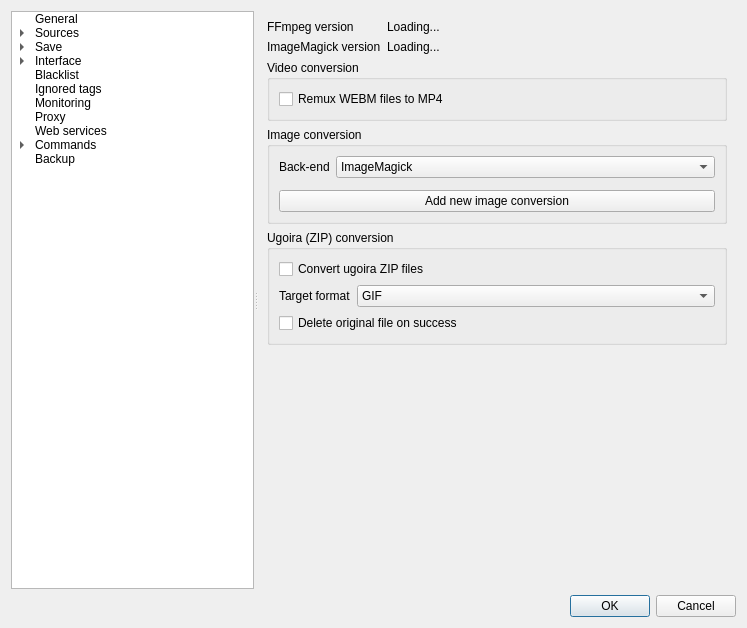
Before: the Qt Designer form src/gui/src/settings/options-window.ui in Bionus/imgbrd-grabber, drawn with Qt 5.
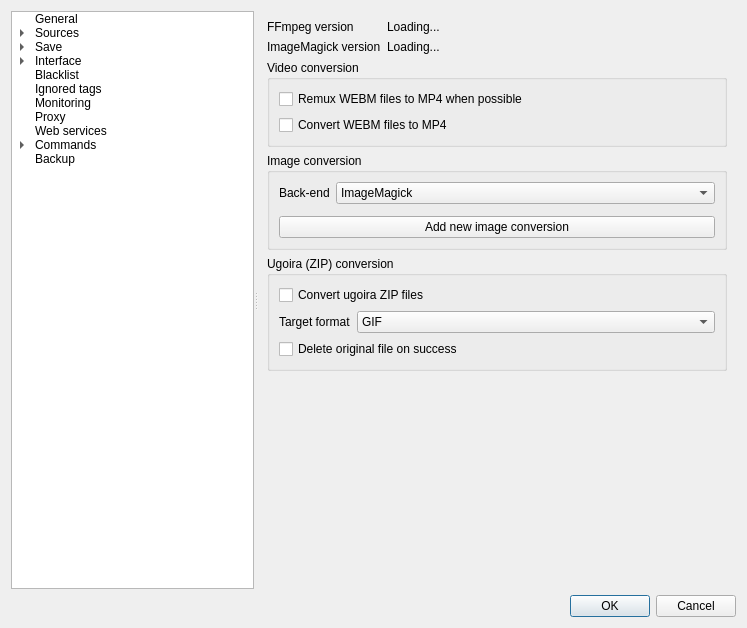
After: the same form once the commit is applied. The open tabs and pages were chosen to show the change. Icons and pictures are not drawn.

Commit message: feat: allow to convert VP8 to MP4 instead of remux (fix #3115)

Diff of the .ui file:
```diff
--- a/src/gui/src/settings/options-window.ui
+++ b/src/gui/src/settings/options-window.ui
@@ -1490,7 +1490,14 @@
            <item row="0" column="0" colspan="2">
             <widget class="QCheckBox" name="checkConversionFFmpegRemuxWebmToMp4">
              <property name="text">
-              <string>Remux WEBM files to MP4</string>
+              <string>Remux WEBM files to MP4 when possible</string>
+             </property>
+            </widget>
+           </item>
+           <item row="1" column="0" colspan="2">
+            <widget class="QCheckBox" name="checkConversionFFmpegConvertWebmToMp4">
+             <property name="text">
+              <string>Convert WEBM files to MP4</string>
              </property>
             </widget>
            </item>
```
Left out of the diff: 134 changed lines with no effect on the pictures. The commit also changes 4 other files.
